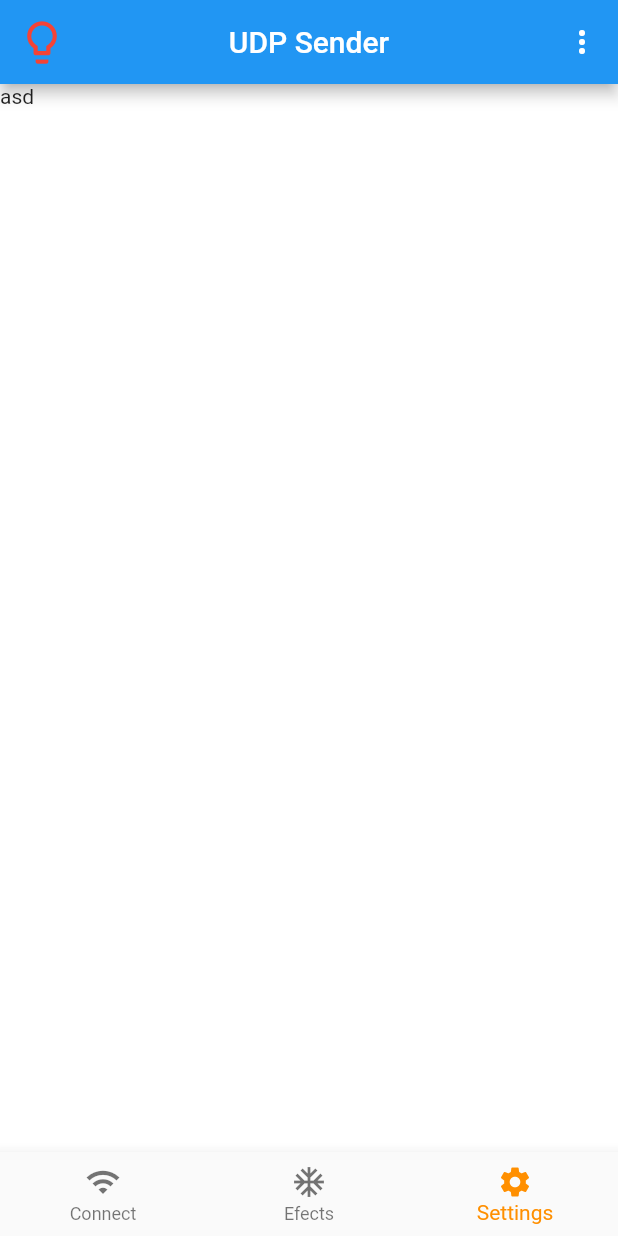
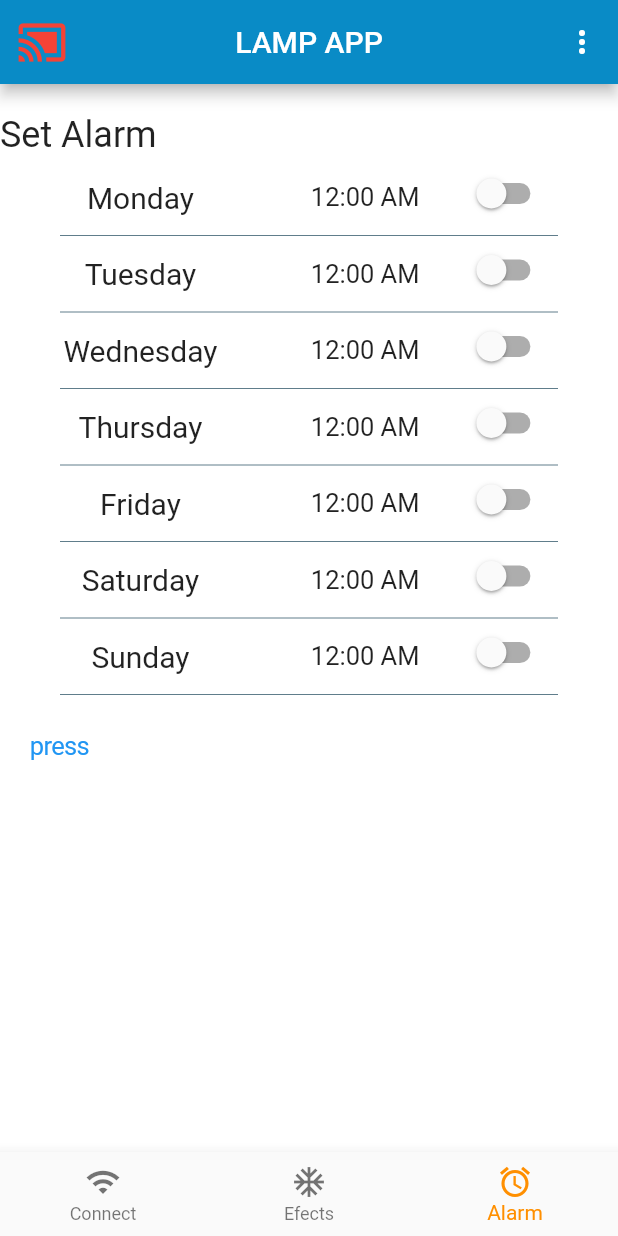
Before and after one commit to andreiconoval/fl_lamp, a Flutter app: the screen it shows after launch, item 3 of the bottom bar chosen, on a phone screen of 412 x 824 dp. Run offline on Flutter 3.47's test engine with Material 2 defaults, Android fonts, the phone set to English and light mode, and no system bars; missing offline and left inert: wifi; statements that could not run were skipped.

Commit message:
Add day alarms

```diff
--- /dev/null
+++ b/lib/components/alarm.dart
@@ -0,0 +1,59 @@
+import 'package:fl_lamp/udp/udp_manager.dart';
+import 'package:fl_lamp/widgets/day_alarm.dart';
+import 'package:flutter/cupertino.dart';
+import 'package:flutter/material.dart';
+
+class Alarm extends StatefulWidget {
+  @override
+  _Alarm createState() => new _Alarm();
+}
+
+class _Alarm extends State<Alarm> {
+
+  void changeState() {
+    setState(() {});
+  }
+
+  var days = [
+    DayAlarm(id: 1, name: 'Monday', isOn: false, minutes: 0),
+    DayAlarm(id: 2, name: 'Tuesday', isOn: false, minutes: 0),
+    DayAlarm(id: 3, name: 'Wednesday', isOn: false, minutes: 0),
+    DayAlarm(id: 4, name: 'Thursday', isOn: false, minutes: 0),
+    DayAlarm(id: 5, name: 'Friday', isOn: false, minutes: 0),
+    DayAlarm(id: 6, name: 'Saturday', isOn: false, minutes: 0),
+    DayAlarm(id: 7, name: 'Sunday', isOn: false, minutes: 0),
+  ];
+
+
+  @override
+  Widget build(BuildContext context) {
+
+    UdpManager.addCallBack(changeState);
+    var dayAlarmWIdgets = <Widget>[];
+    days.forEach((d) {
+      var dayRowWidget = d.createRow(context, changeState);
+      dayAlarmWIdgets.add(dayRowWidget);
+      return dayAlarmWIdgets.add(new Divider(
+        color: Colors.blueGrey,
+        indent: 40,
+        endIndent: 40,
+      ));
+    });
+
+    UdpManager.addCallBack(changeState);
+    return Column(
+      mainAxisAlignment: MainAxisAlignment.start,
+      crossAxisAlignment: CrossAxisAlignment.start,
+      children: <Widget>[
+        SizedBox(height: 20),
+        Text(
+          'Set Alarm',
+          style: TextStyle(fontSize: 24),
+        ),
+        SizedBox(height: 10),
+        ...dayAlarmWIdgets,
+        CupertinoButton(child: Text("press"), onPressed: () => {})
+      ],
+    );
+  }
+}
--- a/lib/libraries/constants.dart
+++ b/lib/libraries/constants.dart
@@ -21,6 +21,10 @@ enum COMMANDS {
   FAV_SET,
   OTA,
   BTN,
+}
+
+String commandToString(COMMANDS command) {
+  return command.toString().substring(command.toString().indexOf('.') + 1);
 }
 
 const EFFECTS = [
--- a/lib/libraries/lamp_state.dart
+++ b/lib/libraries/lamp_state.dart
@@ -1,4 +1,6 @@
 library globals.lamp_state;
+
+import 'package:fl_lamp/widgets/day_alarm.dart';
 
 class LampState {
   static String ip = "";
@@ -15,6 +17,21 @@ class LampState {
   static bool timerEnabled = false;
   static DateTime dateTime = DateTime.now();
 
+  static List<DayAlarm> daysAlarm = [
+    DayAlarm(id: 1, name: 'Monday', isOn: false, minutes: 0),
+    DayAlarm(id: 2, name: 'Tuesday', isOn: false, minutes: 0),
+    DayAlarm(id: 3, name: 'Wednesday', isOn: false, minutes: 0),
+    DayAlarm(id: 4, name: 'Thursday', isOn: false, minutes: 0),
+    DayAlarm(id: 5, name: 'Friday', isOn: false, minutes: 0),
+    DayAlarm(id: 6, name: 'Saturday', isOn: false, minutes: 0),
+    DayAlarm(id: 7, name: 'Sunday', isOn: false, minutes: 0),
+  ];
+
+  static int wakeUpminutes = 0;
+
+  static String rawCURR;
+  static String rawALM;
+
   static void setLampState(List<String> stateList) {
     isConnected = true;
     currentMode = int.parse(stateList[1]);
@@ -27,4 +44,25 @@ class LampState {
     buttonEnabled = stateList[8] == '1' ? true : false;
     dateTime = DateTime.parse(stateList[10]);
   }
+
+  static void setAlarmState(List<String> alarmState) {
+    isConnected = true;
+    daysAlarm[1].isOn = alarmState[1] == '1' ? true : false;
+    daysAlarm[2].isOn = alarmState[2] == '1' ? true : false;
+    daysAlarm[3].isOn = alarmState[3] == '1' ? true : false;
+    daysAlarm[4].isOn = alarmState[4] == '1' ? true : false;
+    daysAlarm[5].isOn = alarmState[5] == '1' ? true : false;
+    daysAlarm[6].isOn = alarmState[6] == '1' ? true : false;
+    daysAlarm[7].isOn = alarmState[7] == '1' ? true : false;
+
+    daysAlarm[1].minutes = int.parse(alarmState[8]);
+    daysAlarm[2].minutes = int.parse(alarmState[9]);
+    daysAlarm[3].minutes = int.parse(alarmState[10]);
+    daysAlarm[4].minutes = int.parse(alarmState[11]);
+    daysAlarm[5].minutes = int.parse(alarmState[12]);
+    daysAlarm[6].minutes = int.parse(alarmState[13]);
+    daysAlarm[7].minutes = int.parse(alarmState[14]);
+
+    wakeUpminutes = int.parse(alarmState[15]);
+  }
 }
--- a/lib/main.dart
+++ b/lib/main.dart
@@ -1,23 +1,27 @@
+import 'package:fl_lamp/components/alarm.dart';
 import 'package:fl_lamp/udp/udp_manager.dart';
 import 'package:fl_lamp/widgets/bottom_nav_bar.dart';
 import 'package:fl_lamp/widgets/top_choice.dart';
 import 'package:flutter/material.dart';
+import 'package:fl_lamp/libraries/lamp_state.dart';
 
 import 'components/connect.dart';
 import 'components/effects.dart';
+import 'libraries/constants.dart';
 
 void main() => runApp(MyApp());
 
 class MyApp extends StatelessWidget {
   @override
   Widget build(BuildContext context) {
+
     UdpManager.init();
     return MaterialApp(
-      title: 'UDP Sender',
+      title: 'Lamp app',
       theme: ThemeData(
         primarySwatch: Colors.blue,
       ),
-      home: MyHomePage(title: 'UDP Sender'),
+      home: MyHomePage(title: 'LAMP APP'),
     );
   }
 }
@@ -42,6 +46,8 @@ class _MyHomePageState extends State<MyHomePage> {
   void _onItemTapped(int index) {
     setState(() {
       _selectedIndex = index;
+
+      if (index == 2) UdpManager.send(commandToString(COMMANDS.TMR_GET));
     });
   }
 
@@ -53,18 +59,19 @@ class _MyHomePageState extends State<MyHomePage> {
   }
 
   static List<Widget> _widgetOptions = <Widget>[
-    Connection(),
-    Effects(),
-    Text("asd"),
+    new Connection(),
+    new Effects(),
+    new Alarm(),
   ];
   @override
   Widget build(BuildContext context) {
     return Scaffold(
         appBar: AppBar(
+          backgroundColor: Color.fromARGB(255, 9, 139, 198),
           title: Text(widget.title),
           leading: Icon(
-            Icons.lightbulb_outline,
-            color: Colors.red,
+            Icons.cast_connected,
+            color: LampState.isConnected ? Color.fromARGB(255, 232, 247, 247) : Colors.red,
             size: 34.0,
           ),
           centerTitle: true,
--- a/lib/udp/udp_manager.dart
+++ b/lib/udp/udp_manager.dart
@@ -29,6 +29,8 @@ class UdpManager {
         _socket = socket;
         listen();
       });
+    } on SocketException catch (_) {
+      print('not connected');
     } catch (exception) {
       print(exception.toString());
     }
@@ -48,6 +50,7 @@ class UdpManager {
   }
 
   static void send(String message) {
+    if (_remoteIp == null) return;
     print("UDP Socket ready to send to group "
         "${_remoteIp.address}:$DEFAULT_LAMP_PORT");
     print(message);
@@ -55,6 +58,7 @@ class UdpManager {
   }
 
   static void listen() {
+    try {
       print('UDP Echo ready to receive');
       print('${_socket.address.address}:${_socket.port}');
       _socket.listen((RawSocketEvent e) {
@@ -66,6 +70,9 @@ class UdpManager {
         _parseResponse(message);
         _callBackResponseFunc();
       });
+    } on SocketException catch (_) {
+      print('not connected');
+    }
   }
 
   static void setIpAddress(String ip) {
@@ -90,33 +97,47 @@ class UdpManager {
     if (splitedC[0] == "CURR") {
       LampState.setLampState(splitedC);
     }
+
+    if (splitedC[0] == "ALMS") {
+      LampState.setAlarmState(splitedC);
+    }
+
     if (splitedC[0] == "OK") {
       LampState.isConnected = true;
     }
-
   }
 
   static Future<void> discover() async {
+    try {
       final String subnet =
           _localIp.address.substring(0, _localIp.address.lastIndexOf('.'));
       for (int i = 1; i < 256; ++i) {
         final host = '$subnet.$i';
         final iAddr = new InternetAddress(host);
+
         await _ping(iAddr, DEFAULT_LAMP_PORT, "DEB");
+      }
+    } on SocketException catch (_) {
+      print('not connected');
     }
   }
 
   static Future<void> _ping(InternetAddress host, int port, String text) {
     RawDatagramSocket.bind(InternetAddress.anyIPv4, 0)
         .then((RawDatagramSocket socket) {
+
         socket.listen((RawSocketEvent e) {
           Datagram datagram = socket.receive();
-        if (datagram == null)  return;
+          if (datagram == null) return;
           addressList.add(datagram.address.address);
           _callBackResponseFunc();
-
         });
+         try {
         socket.send(text.codeUnits, host, DEFAULT_LAMP_PORT);
+      } on SocketException catch (_) {
+        print('not connected');
+        return;
+      }
     });
   }
 }
--- a/lib/widgets/bottom_nav_bar.dart
+++ b/lib/widgets/bottom_nav_bar.dart
@@ -20,8 +20,8 @@ class BottomNavBar extends StatelessWidget {
           title: Text('Efects'),
         ),
         BottomNavigationBarItem(
-          icon: Icon(Icons.settings),
-          title: Text('Settings'),
+          icon: Icon(Icons.alarm),
+          title: Text('Alarm'),
         ),
       ],
       currentIndex: selectedIndex,
--- /dev/null
+++ b/lib/widgets/day_alarm.dart
@@ -0,0 +1,103 @@
+import 'package:fl_lamp/libraries/constants.dart';
+import 'package:fl_lamp/udp/udp_manager.dart';
+import 'package:flutter/cupertino.dart';
+import 'package:flutter/material.dart';
+
+class DayAlarm {
+  int id;
+  String name;
+  int minutes;
+  bool isOn = false;
+  TimeOfDay get selectedTime => TimeOfDay(hour: minutes ~/ 60, minute: minutes % 60);
+  set selectedTime(TimeOfDay val) => minutes = val.hour*60 + val.minute;
+
+  DayAlarm({
+    this.id,
+    this.name,
+    this.minutes,
+    this.isOn,
+  });
+
+  void setTime() {
+    String message = commandToString(COMMANDS.ALM_SET);
+    message += id.toString();
+    message += " ";
+    message += minutes.toString();
+    UdpManager.send(message);
+  }
+
+  void setAlarm() {
+    String message = commandToString(COMMANDS.ALM_SET);
+    message += id.toString();
+    message += " ";
+    message += isOn ? "ON" : "OFF";
+    UdpManager.send(message);
+  }
+
+  Future<Null> selectDate(BuildContext context, Function changeState) async {
+    final TimeOfDay picked = await showTimePicker(
+      context: context,
+      initialTime: selectedTime,
+    );
+    if (picked != null && picked != selectedTime) {
+      selectedTime = picked;
+      this.minutes = picked.hour * 60;
+      this.minutes += picked.minute;
+      changeState();
+      setTime();
+    }
+  }
+
+  Row createRow(BuildContext context, Function changeState) {
+    return Row(
+      crossAxisAlignment: CrossAxisAlignment.start,
+      mainAxisAlignment: MainAxisAlignment.center,
+      children: <Widget>[
+        new Expanded(
+            child: Container(
+              height: 35,
+              child: Center(
+                child: Text(
+                  name,
+                  style: TextStyle(fontSize: 20),
+                ),
+              ),
+            ),
+            flex: 5),
+        new Expanded(
+            child: GestureDetector(
+                onTap: () => selectDate(context, changeState),
+                child: Container(
+                    height: 35,
+                    child: Center(
+                      child: Text(
+                        selectedTime.format(context),
+                        style: TextStyle(fontSize: 17),
+                      ),
+                    ))),
+            flex: 3),
+        new Expanded(
+            child: Container(
+                height: 30,
+                alignment: AlignmentDirectional.topStart,
+                padding: EdgeInsets.only(left: 5, right: 5),
+                child: Row(
+                  crossAxisAlignment: CrossAxisAlignment.start,
+                  mainAxisAlignment: MainAxisAlignment.center,
+                  children: <Widget>[
+                    Switch(
+                      activeColor: Colors.blueAccent,
+                      value: isOn,
+                      onChanged: (stat) {
+                        isOn = stat;
+                        setAlarm();
+                      },
+                    )
+                  ],
+                )),
+            flex: 2),
+        new Expanded(child: const SizedBox(width: 20), flex: 1),
+      ],
+    );
+  }
+}
--- a/pubspec.yaml
+++ b/pubspec.yaml
@@ -14,7 +14,7 @@ description: A new Flutter project.
 version: 1.0.0+1
 
 environment:
-  sdk: ">=2.1.0 <3.0.0"
+  sdk: ">=2.2.2 <3.0.0"
 
 dependencies:
   flutter:
```
Lines whose indentation alone changed are shown as unchanged.
